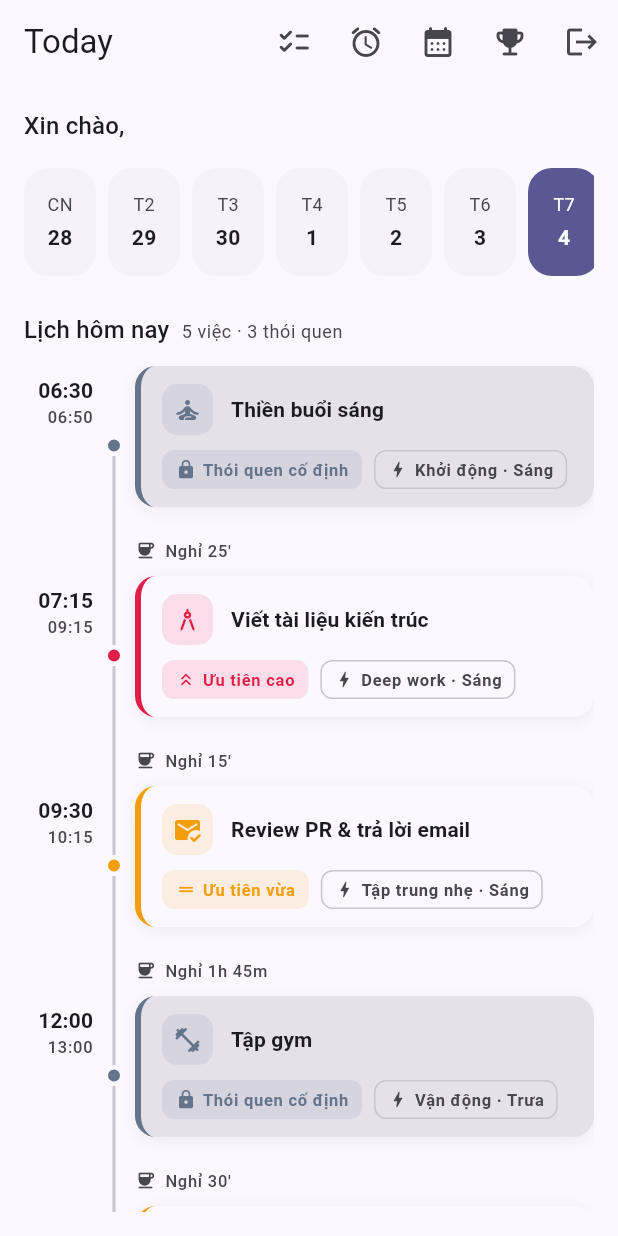
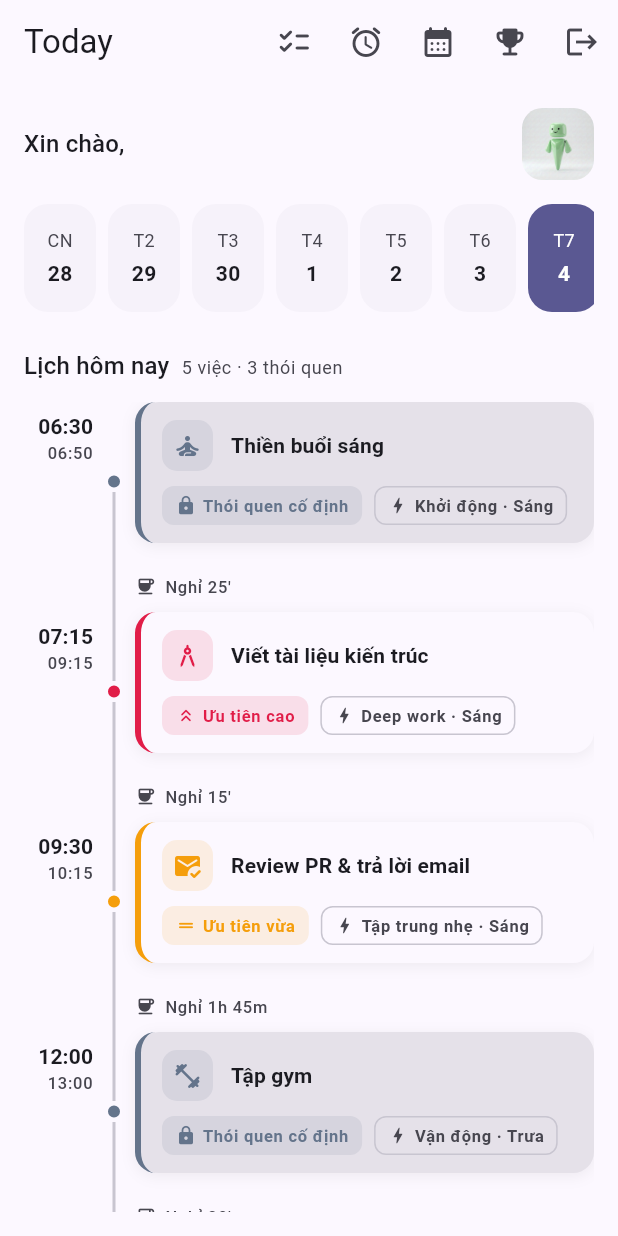
Before and after one commit to VoTrongHoang-Dyor/Focus-Plan, a Flutter app: the HomeScreen screen opened directly with empty values, on a phone screen of 412 x 824 dp. Run offline on Flutter 3.47's test engine with Material 3 defaults, Android fonts, the phone set to English and light mode, and no system bars; our stand-ins replace shared_preferences; accounts and stored records are empty.

Commit message:
feat(demo): gắn thương hiệu Focus Plan (app icon + logo + mascot)
- App icon iOS: ghi đè 15 PNG trong AppIcon.appiconset bằng logo Focus Plan
  (sips, đúng kích thước từng file, không đổi Contents.json).
- assets/images/{logo,mascot}.jpg + khai báo assets trong pubspec.yaml.
- Widget dùng chung lib/widgets/brand.dart: BrandLogo + Mascot.
- Logo ở Splash (trên loading), Sign In & Sign Up (đầu form).
- Mascot cạnh lời chào ở Home; thay icon empty-state màn Habit bằng mascot;
  bottom sheet ngày chưa có dữ liệu ở màn Reflection dùng mascot.
Chỉ khai báo asset path (không thêm pub package), UI-only.

Co-Authored-By: Claude Opus 4.8 <noreply@anthropic.com>

```diff
--- a/focus_plan_ui_demo/lib/screens/habits_screen.dart
+++ b/focus_plan_ui_demo/lib/screens/habits_screen.dart
@@ -2,6 +2,7 @@ import 'package:flutter/material.dart';
 
 import '../models/habit.dart';
 import '../models/schedule_block.dart' show ScheduleColors;
+import '../widgets/brand.dart';
 
 /// Màn quản lý Habit / Routine: danh sách thói quen cố định hàng ngày,
 /// nhóm theo buổi, tick trạng thái done/missed, thêm/sửa/xoá (mock, UI-only).
@@ -422,7 +423,7 @@ class _EmptyState extends StatelessWidget {
         child: Column(
           mainAxisSize: MainAxisSize.min,
           children: [
-            Icon(Icons.self_improvement_rounded, size: 64, color: colorScheme.primary),
+            const Mascot(size: 96),
             const SizedBox(height: 16),
             Text(
               'Chưa có thói quen nào',
--- a/focus_plan_ui_demo/lib/screens/home_screen.dart
+++ b/focus_plan_ui_demo/lib/screens/home_screen.dart
@@ -2,6 +2,7 @@ import 'package:flutter/material.dart';
 
 import '../models/schedule_block.dart';
 import '../services/session_service.dart';
+import '../widgets/brand.dart';
 import '../widgets/schedule_timeline.dart';
 import 'alarm_settings_screen.dart';
 import 'habits_screen.dart';
@@ -80,7 +81,15 @@ class HomeScreen extends StatelessWidget {
         child: Column(
           crossAxisAlignment: CrossAxisAlignment.start,
           children: [
-            Text('Xin chào, $email', style: Theme.of(context).textTheme.titleMedium),
+            Row(
+              children: [
+                Expanded(
+                  child: Text('Xin chào, $email', style: Theme.of(context).textTheme.titleMedium),
+                ),
+                const SizedBox(width: 12),
+                const Mascot(size: 48),
+              ],
+            ),
             const SizedBox(height: 16),
             SizedBox(
               height: 72,
--- a/focus_plan_ui_demo/lib/screens/sign_in_screen.dart
+++ b/focus_plan_ui_demo/lib/screens/sign_in_screen.dart
@@ -1,6 +1,7 @@
 import 'package:flutter/material.dart';
 
 import '../services/session_service.dart';
+import '../widgets/brand.dart';
 import 'home_screen.dart';
 import 'sign_up_screen.dart';
 
@@ -60,6 +61,8 @@ class _SignInScreenState extends State<SignInScreen> {
               mainAxisAlignment: MainAxisAlignment.center,
               crossAxisAlignment: CrossAxisAlignment.stretch,
               children: [
+                const BrandLogo(height: 96),
+                const SizedBox(height: 24),
                 Text('Đăng nhập', style: Theme.of(context).textTheme.headlineMedium),
                 const SizedBox(height: 32),
                 TextFormField(
--- a/focus_plan_ui_demo/lib/screens/sign_up_screen.dart
+++ b/focus_plan_ui_demo/lib/screens/sign_up_screen.dart
@@ -1,6 +1,7 @@
 import 'package:flutter/material.dart';
 
 import '../services/session_service.dart';
+import '../widgets/brand.dart';
 import 'home_screen.dart';
 
 class SignUpScreen extends StatefulWidget {
@@ -66,6 +67,8 @@ class _SignUpScreenState extends State<SignUpScreen> {
             child: Column(
               crossAxisAlignment: CrossAxisAlignment.stretch,
               children: [
+                const BrandLogo(height: 84),
+                const SizedBox(height: 24),
                 TextFormField(
                   controller: _emailController,
                   keyboardType: TextInputType.emailAddress,
--- /dev/null
+++ b/focus_plan_ui_demo/lib/widgets/brand.dart
@@ -0,0 +1,39 @@
+import 'package:flutter/material.dart';
+
+/// Logo thương hiệu Focus Plan. Dùng ở Splash / Sign In / Sign Up.
+class BrandLogo extends StatelessWidget {
+  final double height;
+
+  const BrandLogo({super.key, this.height = 88});
+
+  @override
+  Widget build(BuildContext context) {
+    return Image.asset(
+      'assets/images/logo.jpg',
+      height: height,
+      fit: BoxFit.contain,
+      semanticLabel: 'Focus Plan',
+    );
+  }
+}
+
+/// Linh vật (mascot) Focus Plan — avatar bo góc, dùng ở Home + empty-state.
+class Mascot extends StatelessWidget {
+  final double size;
+
+  const Mascot({super.key, this.size = 48});
+
+  @override
+  Widget build(BuildContext context) {
+    return ClipRRect(
+      borderRadius: BorderRadius.circular(size * 0.28),
+      child: Image.asset(
+        'assets/images/mascot.jpg',
+        width: size,
+        height: size,
+        fit: BoxFit.cover,
+        semanticLabel: 'Linh vật Focus Plan',
+      ),
+    );
+  }
+}
--- a/focus_plan_ui_demo/pubspec.yaml
+++ b/focus_plan_ui_demo/pubspec.yaml
@@ -58,6 +58,9 @@ flutter:
   # the material Icons class.
   uses-material-design: true
 
+  assets:
+    - assets/images/
+
   # To add assets to your application, add an assets section, like this:
   # assets:
   #   - images/a_dot_burr.jpeg
```
Also changed, not shown: focus_plan_ui_demo/lib/screens/reflection_screen.dart (+41 -3 lines), focus_plan_ui_demo/lib/screens/splash_screen.dart (+11 -1 lines), focus_plan_ui_demo/assets/images/logo.jpg (added), focus_plan_ui_demo/assets/images/mascot.jpg (added), 15 other files.
